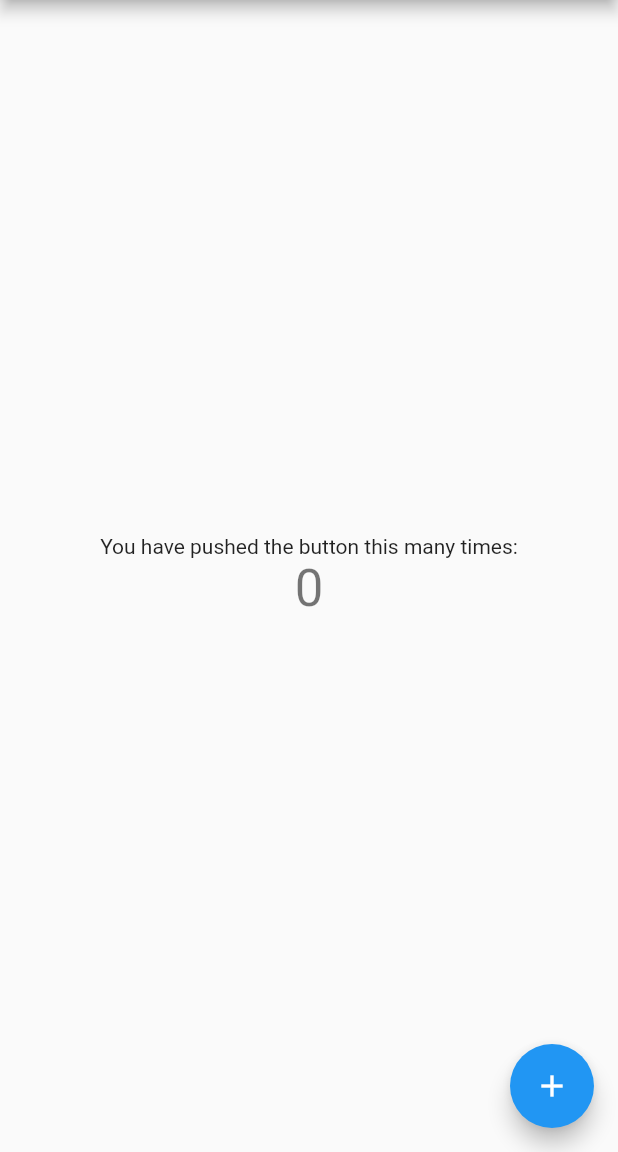
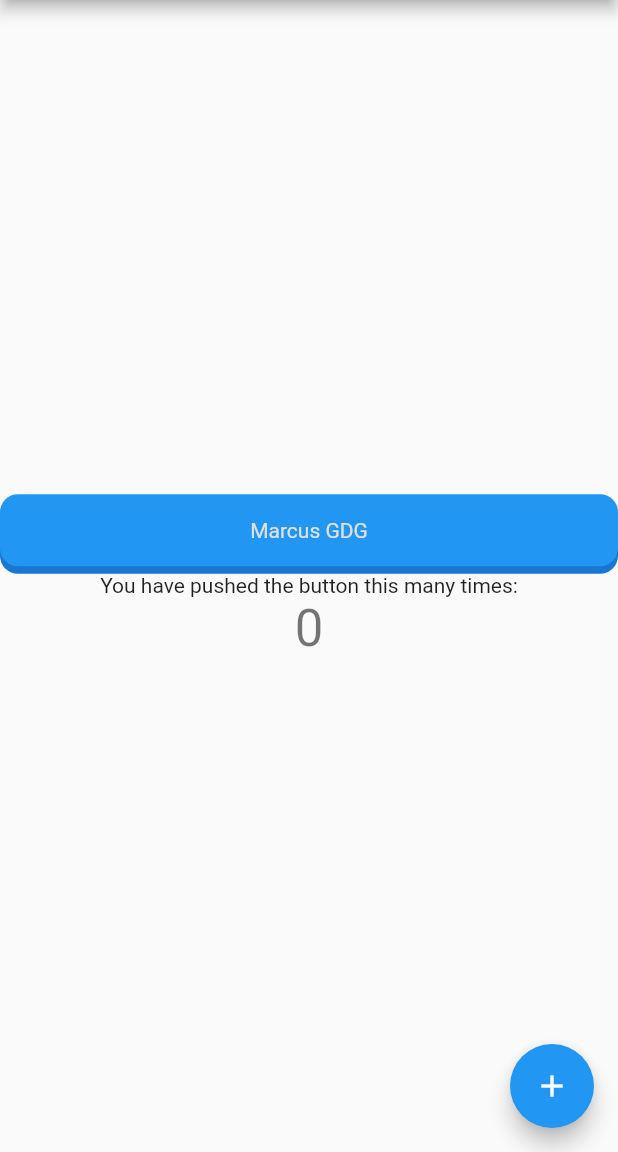
Before and after one commit to gdgsetelagoas/flutter-intro, a Flutter app: the screen it shows after launch, on a phone screen of 412 x 824 dp, the part 84-1236 px from its top. Run offline on Flutter 3.47's test engine with Material 2 defaults, Android fonts, the phone set to English and light mode, and no system bars.

Commit message:
app button implemented

```diff
--- a/lib/main.dart
+++ b/lib/main.dart
@@ -1,4 +1,5 @@
 import 'package:flutter/material.dart';
+import 'package:flutter_calc/widgets/app_button_widget.dart';
 
 void main() => runApp(MyApp());
 
@@ -91,6 +92,10 @@ class _MyHomePageState extends State<MyHomePage> {
           // horizontal).
           mainAxisAlignment: MainAxisAlignment.center,
           children: <Widget>[
+            AppButton(
+              text: "Marcus GDG",
+              onPressed: () {},
+            ),
             Text(
               'You have pushed the button this many times:',
             ),
--- /dev/null
+++ b/lib/widgets/app_button_widget.dart
@@ -0,0 +1,110 @@
+import 'package:flutter/material.dart';
+
+class AppButton extends StatefulWidget {
+  final String text;
+  final Widget child;
+  final VoidCallback onPressed;
+  final double fontSize;
+  final Color textColor;
+  final Color backgroundColor;
+  final Color shadowColor;
+
+  AppButton(
+      {this.text,
+        this.onPressed,
+        this.textColor,
+        this.backgroundColor,
+        this.shadowColor,
+        this.fontSize = 14,
+        this.child}) {
+    assert((child == null && text != null) || (child != null && text == null));
+  }
+
+  @override
+  _AppButtonState createState() {
+    return new _AppButtonState();
+  }
+}
+
+class _AppButtonState extends State<AppButton> {
+  var _shadow = 5.0;
+  var _paddingTop = 0.0;
+  var _paddingBottom = 5.0;
+  var _colorPressed = Colors.transparent;
+
+  @override
+  void initState() {
+    if (widget.onPressed == null) _pressButton();
+    super.initState();
+  }
+
+  @override
+  Widget build(BuildContext context) {
+    return GestureDetector(
+      onTapDown: (tapDetails) {
+        if (widget.onPressed != null) _pressButton();
+      },
+      onTapUp: (TapUpDetails tapDetails) {
+        if (widget.onPressed != null) {
+          _releaseButton();
+          widget.onPressed();
+        }
+      },
+      onHorizontalDragCancel: () {},
+      onVerticalDragCancel: () {},
+      onPanCancel: () {
+        if (widget.onPressed != null) _releaseButton();
+      },
+      child: AnimatedContainer(
+        duration: Duration(milliseconds: 150),
+        curve: Curves.linear,
+        margin: EdgeInsets.only(top: _paddingTop, bottom: _paddingBottom),
+        padding: EdgeInsets.all(16),
+        decoration: BoxDecoration(
+            borderRadius: BorderRadius.circular(12),
+            color: widget.backgroundColor ?? Theme.of(context).primaryColor,
+            shape: BoxShape.rectangle,
+            boxShadow: [
+              BoxShadow(
+                  color:
+                  widget.shadowColor ?? Theme.of(context).primaryColorDark,
+                  offset: Offset(0, _shadow))
+            ]),
+        foregroundDecoration: BoxDecoration(
+            borderRadius: BorderRadius.circular(12), color: _colorPressed),
+        child: widget.text != null
+            ? Row(
+          mainAxisAlignment: MainAxisAlignment.center,
+          children: <Widget>[
+            Text(
+              widget.text,
+              style: TextStyle(
+                  color:
+                  widget.textColor ?? Theme.of(context).buttonColor,
+                  fontSize: widget.fontSize),
+            )
+          ],
+        )
+            : widget.child,
+      ),
+    );
+  }
+
+  void _pressButton() {
+    setState(() {
+      _paddingTop = 5.0;
+      _paddingBottom = 0.0;
+      _colorPressed = Colors.black12;
+      _shadow = 0.0;
+    });
+  }
+
+  void _releaseButton() {
+    setState(() {
+      _paddingTop = 0.0;
+      _paddingBottom = 5.0;
+      _colorPressed = Colors.transparent;
+      _shadow = 5.0;
+    });
+  }
+}
```
